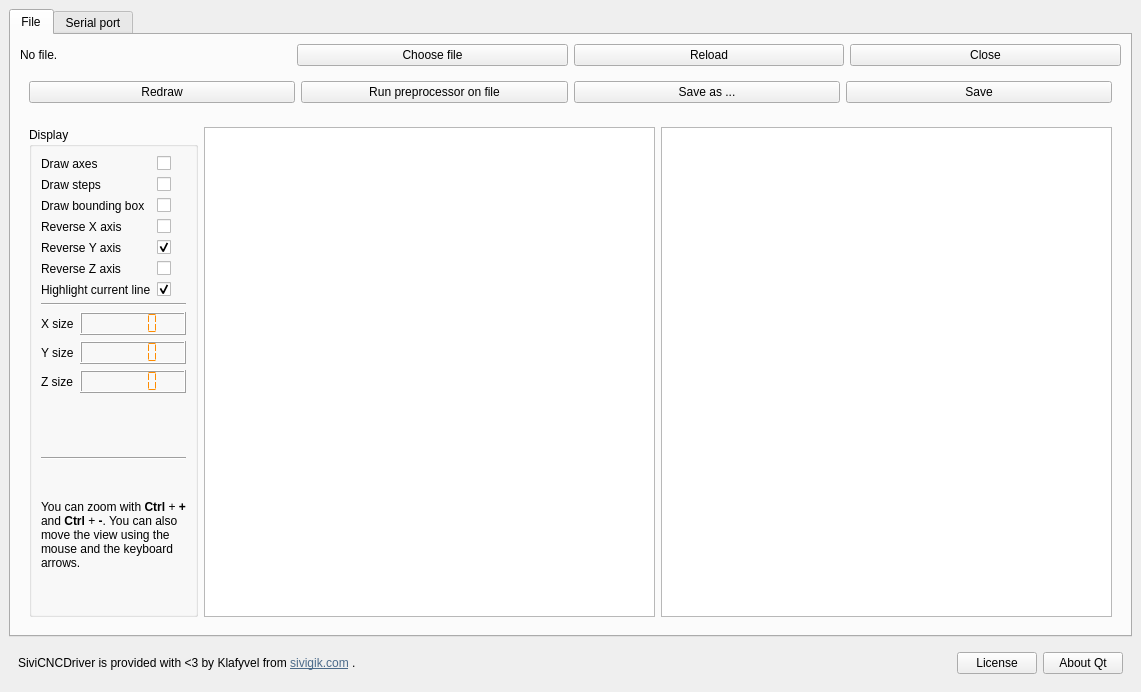
This is sivicncdriver/ui/main_window.ui in Klafyvel/SiviCNCDriver as Qt 5 draws it before an edit. The edited form follows.
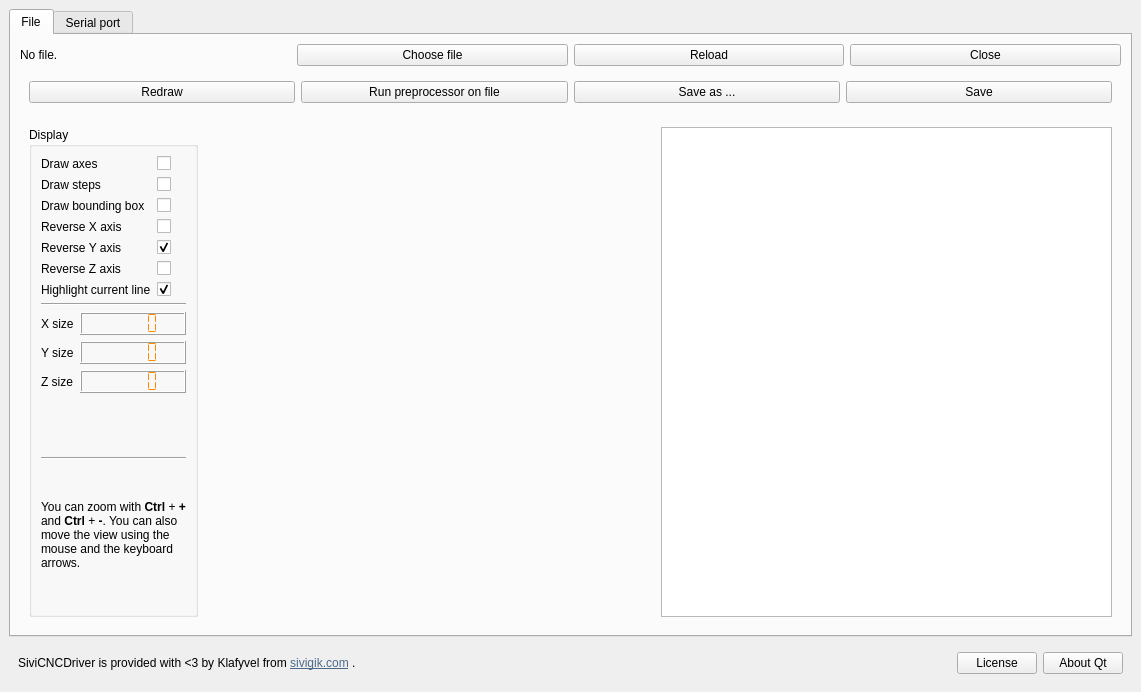
This is the edited form. Icons and pictures are not drawn. Custom widgets are drawn as their Qt base class.

```diff
--- a/sivicncdriver/ui/main_window.ui
+++ b/sivicncdriver/ui/main_window.ui
@@ -326,12 +326,12 @@
             </widget>
            </item>
            <item>
-            <widget class="QGraphicsView" name="fileview">
-             <property name="sizeAdjustPolicy">
-              <enum>QAbstractScrollArea::AdjustToContents</enum>
-             </property>
-             <property name="dragMode">
-              <enum>QGraphicsView::ScrollHandDrag</enum>
+            <widget class="View3D" name="view_3D" native="true">
+             <property name="sizePolicy">
+              <sizepolicy hsizetype="Expanding" vsizetype="Preferred">
+               <horstretch>0</horstretch>
+               <verstretch>0</verstretch>
+              </sizepolicy>
              </property>
             </widget>
            </item>
@@ -1343,6 +1343,14 @@
    </layout>
   </widget>
  </widget>
+ <customwidgets>
+  <customwidget>
+   <class>View3D</class>
+   <extends>QWidget</extends>
+   <header>.view3d.h</header>
+   <container>1</container>
+  </customwidget>
+ </customwidgets>
  <resources>
   <include location="ressources.qrc"/>
  </resources>
```
